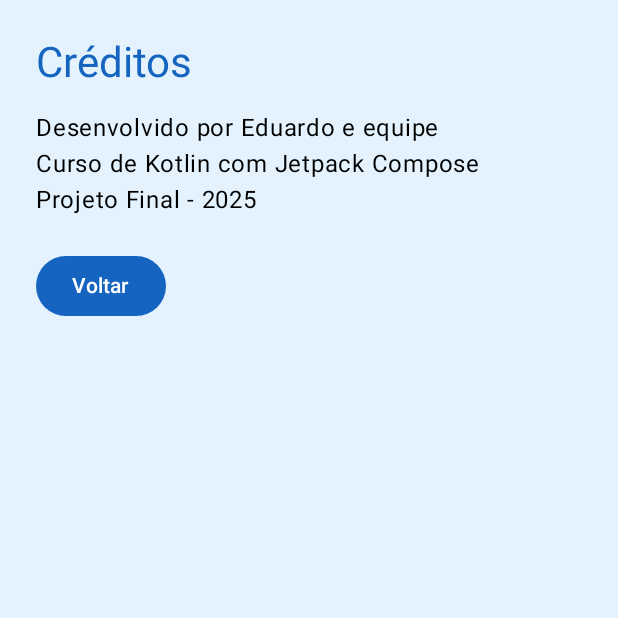
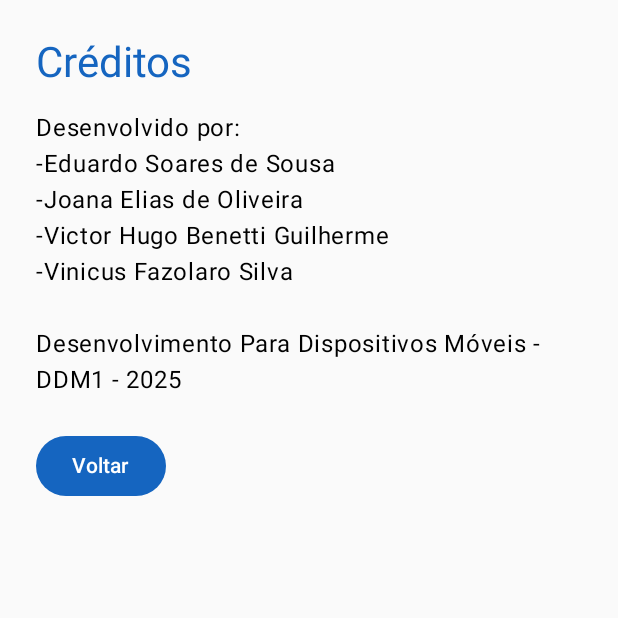
Before and after one commit to Eduardo-Soares-Sousa/DDM1, an Android app built with Jetpack Compose: the screen it shows after launch (MainActivity), after a tap on "Créditos", on a phone screen of 412 x 824 dp, the top half of it. Run offline under Robolectric (Android 15) with nearby library versions, the phone set to English and light mode, and no system bars.

Commit message:
Últimas alterações

```diff
--- a/Projeto final - DDM1/app/src/main/java/com/user/appquiz/model/Question.kt
+++ b/Projeto final - DDM1/app/src/main/java/com/user/appquiz/model/Question.kt
@@ -6,5 +6,6 @@ data class Question (
     val text: String,
     val options: List<String>,
     val answer: Int,
-    @DrawableRes val photo: Int ?= null
+    @DrawableRes
+    val photo: Int ?= null
 )
--- a/Projeto final - DDM1/app/src/main/java/com/user/appquiz/repository/QuestionRepository.kt
+++ b/Projeto final - DDM1/app/src/main/java/com/user/appquiz/repository/QuestionRepository.kt
@@ -1,6 +1,5 @@
 package com.user.appquiz.repository
 
-import androidx.annotation.DrawableRes
 import com.user.appquiz.R
 import com.user.appquiz.model.Question
 
@@ -10,35 +9,35 @@ object QuestionRepository {
             text = "Qual nação é essa bandeira?",
             options = listOf("Argentina", "Império do Brasil", "Bolívia", "Chile"),
             answer = 1,
-            photo = R.drawable.bandeira_imperial_do_brasil
+            photo = R.drawable.flag_imperial_brazil
         ),
 
         Question(
             text = "Qual nação é essa bandeira?",
-            options = listOf("Argentina", "Império do Brasil", "Bolívia", "Chile"),
-            answer = 1,
-            photo = R.drawable.bandeira_imperial_do_brasil
+            options = listOf("Itália", "México", "África", "Peru"),
+            answer = 0,
+            photo = R.drawable.flag_of_italy
         ),
 
         Question(
             text = "Qual nação é essa bandeira?",
-            options = listOf("Argentina", "Império do Brasil", "Bolívia", "Chile"),
-            answer = 1,
-            photo = R.drawable.bandeira_imperial_do_brasil
+            options = listOf("Acre", "França", "Mongólia", "Vaticano"),
+            answer = 3,
+            photo = R.drawable.flag_of_vatican
         ),
 
         Question(
             text = "Qual nação é essa bandeira?",
-            options = listOf("Argentina", "Império do Brasil", "Bolívia", "Chile"),
-            answer = 1,
-            photo = R.drawable.bandeira_imperial_do_brasil
+            options = listOf("França", "Rússia", "Holanda", "Reino da Iugoslávia"),
+            answer = 2,
+            photo = R.drawable.flag_of_netherlands
         ),
 
         Question(
             text = "Qual nação é essa bandeira?",
-            options = listOf("Argentina", "Império do Brasil", "Bolívia", "Chile"),
+            options = listOf("Guiana Brasileira", "Portugal", "Devolvem nosso ouro", "Espanha"),
             answer = 1,
-            photo = R.drawable.bandeira_imperial_do_brasil
+            photo = R.drawable.flag_of_portugal
         )
     )
 
--- a/Projeto final - DDM1/app/src/main/java/com/user/appquiz/screens/CreditsScreen.kt
+++ b/Projeto final - DDM1/app/src/main/java/com/user/appquiz/screens/CreditsScreen.kt
@@ -21,7 +21,6 @@ fun CreditsScreen(onBack: () -> Unit) {
     Column(
         modifier = Modifier
             .fillMaxSize()
-            .background(Color(0xFFE3F2FD))
             .padding(24.dp)
     ) {
         Text(
@@ -32,7 +31,12 @@ fun CreditsScreen(onBack: () -> Unit) {
         )
 
         Text(
-            text = "Desenvolvido por Eduardo e equipe\nCurso de Kotlin com Jetpack Compose\nProjeto Final - 2025",
+            text = "Desenvolvido por:" +
+                    "\n-Eduardo Soares de Sousa" +
+                    "\n-Joana Elias de Oliveira" +
+                    "\n-Victor Hugo Benetti Guilherme" +
+                    "\n-Vinicus Fazolaro Silva" +
+                    "\n\nDesenvolvimento Para Dispositivos Móveis - DDM1 - 2025",
             style = MaterialTheme.typography.bodyLarge
         )
 
--- a/Projeto final - DDM1/app/src/main/java/com/user/appquiz/screens/FailScreen.kt
+++ b/Projeto final - DDM1/app/src/main/java/com/user/appquiz/screens/FailScreen.kt
@@ -27,7 +27,6 @@ fun FailScreen(onRestart: () -> Unit) {
     Column(
         modifier = Modifier
             .fillMaxSize()
-            .background(Color(0xFFFFEBEE))
             .padding(32.dp),
         verticalArrangement = Arrangement.Center,
         horizontalAlignment = Alignment.CenterHorizontally
@@ -53,7 +52,9 @@ fun FailScreen(onRestart: () -> Unit) {
             shape = RoundedCornerShape(50),
             colors = ButtonDefaults.buttonColors(containerColor = Color(0xFF1976D2))
         ) {
-            Text("Recomeçar", color = Color.White)
+            Text(
+                text = "Recomeçar",
+                color = Color.White)
         }
     }
 }
--- a/Projeto final - DDM1/app/src/main/java/com/user/appquiz/screens/HowToPlayScreen.kt
+++ b/Projeto final - DDM1/app/src/main/java/com/user/appquiz/screens/HowToPlayScreen.kt
@@ -22,7 +22,6 @@ fun HowToPlayScreen(onBack: () -> Unit) {
     Column(
         modifier = Modifier
             .fillMaxSize()
-            .background(Color(0xFFF3E5F5))
             .padding(24.dp)
     ) {
         Text(
@@ -33,7 +32,9 @@ fun HowToPlayScreen(onBack: () -> Unit) {
         )
 
         Text(
-            text = "Responda corretamente as 10 perguntas para completar o desafio. A cada resposta certa, você ganha 100 pontos. Se errar, o jogo acaba!",
+            text = "Responda corretamente as 10 perguntas para completar o desafio. " +
+                    "A cada resposta certa, você ganha 100 pontos. Se errar, o jogo acaba! " +
+                    "E você recomeça tudo novamente. Então, tome cuidade e boa sorte! ;)",
             style = MaterialTheme.typography.bodyLarge
         )
 
@@ -44,7 +45,10 @@ fun HowToPlayScreen(onBack: () -> Unit) {
             shape = RoundedCornerShape(50),
             colors = ButtonDefaults.buttonColors(containerColor = Color(0xFF6A1B9A))
         ) {
-            Text("Voltar", color = Color.White)
+            Text(
+                text = "Voltar",
+                color = Color.White
+            )
         }
     }
 }
--- a/Projeto final - DDM1/app/src/main/java/com/user/appquiz/screens/QuestionScreen.kt
+++ b/Projeto final - DDM1/app/src/main/java/com/user/appquiz/screens/QuestionScreen.kt
@@ -34,7 +34,7 @@ fun QuestionScreen(
 ) {
     val question = viewModel.getCurrentQuestion()
 
-    when (viewModel.gameStatus) {
+    when(viewModel.gameStatus) {
         ManageQuiz.GameState.FAIL -> onFail()
         ManageQuiz.GameState.SUCCESS -> onSuccess()
         ManageQuiz.GameState.IN_PROGRESS -> {
--- a/Projeto final - DDM1/app/src/main/java/com/user/appquiz/screens/StartScreen.kt
+++ b/Projeto final - DDM1/app/src/main/java/com/user/appquiz/screens/StartScreen.kt
@@ -27,7 +27,6 @@ fun StartScreen(
     Column(
         modifier = Modifier
             .fillMaxSize()
-            .background(Color(0xFFEEEEEE))
             .padding(32.dp),
         verticalArrangement = Arrangement.Center,
         horizontalAlignment = Alignment.CenterHorizontally
@@ -47,7 +46,11 @@ fun StartScreen(
             colors = ButtonDefaults.buttonColors(containerColor = Color(0xFF4CAF50)),
             shape = RoundedCornerShape(50)
         ) {
-            Text("Começar Quiz", style = MaterialTheme.typography.bodyLarge, color = Color.White)
+            Text(
+                text = "Começar Quiz",
+                style = MaterialTheme.typography.bodyLarge,
+                color = Color.White
+            )
         }
 
         Button(
@@ -58,7 +61,11 @@ fun StartScreen(
             colors = ButtonDefaults.buttonColors(containerColor = Color(0xFF1976D2)),
             shape = RoundedCornerShape(50)
         ) {
-            Text("Como Jogar", style = MaterialTheme.typography.bodyLarge, color = Color.White)
+            Text(
+                text = "Como Jogar",
+                style = MaterialTheme.typography.bodyLarge,
+                color = Color.White
+            )
         }
 
         Button(
@@ -67,7 +74,11 @@ fun StartScreen(
             colors = ButtonDefaults.buttonColors(containerColor = Color(0xFF9C27B0)),
             shape = RoundedCornerShape(50)
         ) {
-            Text("Créditos", style = MaterialTheme.typography.bodyLarge, color = Color.White)
+            Text(
+                text = "Créditos",
+                style = MaterialTheme.typography.bodyLarge,
+                color = Color.White
+            )
         }
     }
 }
--- a/Projeto final - DDM1/app/src/main/java/com/user/appquiz/screens/SuccessScreen.kt
+++ b/Projeto final - DDM1/app/src/main/java/com/user/appquiz/screens/SuccessScreen.kt
@@ -28,7 +28,6 @@ fun SuccessScreen(score: Int, onRestart: () -> Unit) {
     Column(
         modifier = Modifier
             .fillMaxSize()
-            .background(Color(0xFFE8F5E9))
             .padding(32.dp),
         verticalArrangement = Arrangement.Center,
         horizontalAlignment = Alignment.CenterHorizontally
@@ -63,7 +62,10 @@ fun SuccessScreen(score: Int, onRestart: () -> Unit) {
             shape = RoundedCornerShape(50),
             colors = ButtonDefaults.buttonColors(containerColor = Color(0xFF4CAF50))
         ) {
-            Text("Recomeçar", color = Color.White)
+            Text(
+                text = "Recomeçar",
+                color = Color.White
+            )
         }
     }
 }
```
Also changed, not shown: Projeto final - DDM1/app/src/main/res/drawable/flag_imperial_brazil.png (renamed from Projeto final - DDM1/app/src/main/res/drawable/bandeira_imperial_do_brasil.png), Projeto final - DDM1/app/src/main/res/drawable/flag_of_italy.png (added), Projeto final - DDM1/app/src/main/res/drawable/flag_of_netherlands.png (added), Projeto final - DDM1/app/src/main/res/drawable/flag_of_portugal.png (added), Projeto final - DDM1/app/src/main/res/drawable/flag_of_vatican.png (added).
